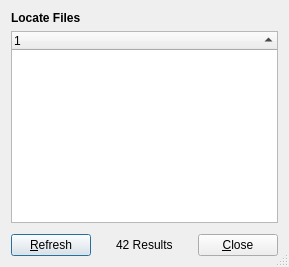
Before: the Qt Designer form src/locate-files-window.ui in Lithopsian/qdirstat, drawn with Qt 5.
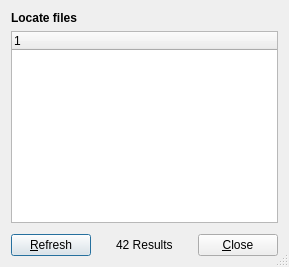
After: the same form once the commit is applied.

The edit to the form file:
```diff
--- a/src/locate-files-window.ui
+++ b/src/locate-files-window.ui
@@ -18,7 +18,7 @@
       </font>
      </property>
      <property name="text">
-      <string>Locate Files</string>
+      <string>Locate files</string>
      </property>
     </widget>
    </item>
@@ -27,15 +27,9 @@
      <property name="contextMenuPolicy">
       <enum>Qt::CustomContextMenu</enum>
      </property>
-     <property name="rootIsDecorated">
-      <bool>false</bool>
-     </property>
-     <property name="sortingEnabled">
+     <property name="uniformRowHeights">
       <bool>true</bool>
      </property>
-     <attribute name="headerStretchLastSection">
-      <bool>true</bool>
-     </attribute>
      <column>
       <property name="text">
        <string notr="true">1</string>
```
Left out of the diff: 6 changed lines with no effect on the pictures.
